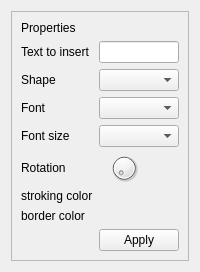
Before: the Qt Designer form properties.ui in caronnee/pdfeditor, drawn with Qt 5.
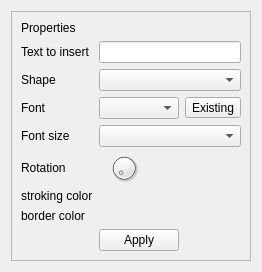
After: the same form once the commit is applied. Custom widgets are drawn as their Qt base class.

Diff of the .ui file:
```diff
--- a/properties.ui
+++ b/properties.ui
@@ -6,7 +6,7 @@
    <rect>
     <x>0</x>
     <y>0</y>
-    <width>183</width>
+    <width>239</width>
     <height>258</height>
    </rect>
   </property>
@@ -30,7 +30,7 @@
         </property>
        </widget>
       </item>
-      <item row="8" column="2">
+      <item row="8" column="2" colspan="2">
        <widget class="ColorPicker" name="colorN" native="true"/>
       </item>
       <item row="8" column="0">
@@ -40,7 +40,7 @@
         </property>
        </widget>
       </item>
-      <item row="7" column="2">
+      <item row="7" column="2" colspan="2">
        <widget class="ColorPicker" name="colorS" native="true">
         <property name="enabled">
          <bool>true</bool>
@@ -74,7 +74,7 @@
         </property>
        </widget>
       </item>
-      <item row="5" column="2">
+      <item row="5" column="2" colspan="2">
        <widget class="QComboBox" name="fontsize">
         <property name="insertPolicy">
          <enum>QComboBox::InsertAlphabetically</enum>
@@ -108,7 +108,7 @@
         </property>
        </widget>
       </item>
-      <item row="3" column="2">
+      <item row="3" column="2" colspan="2">
        <widget class="QComboBox" name="shape"/>
       </item>
       <item row="3" column="0">
@@ -125,7 +125,7 @@
         </property>
        </widget>
       </item>
-      <item row="2" column="2">
+      <item row="2" column="2" colspan="2">
        <widget class="QLineEdit" name="text">
         <property name="locale">
          <locale language="English" country="UnitedStates"/>
@@ -145,6 +145,13 @@
         </property>
        </widget>
       </item>
+      <item row="4" column="3">
+       <widget class="QToolButton" name="selectFont">
+        <property name="text">
+         <string>Existing</string>
+        </property>
+       </widget>
+      </item>
      </layout>
     </widget>
    </item>
```
Left out of the diff: 6 changed lines with no effect on the pictures.
